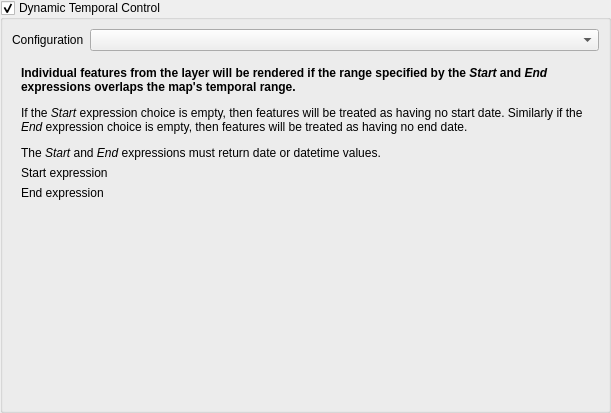
First picture: the form in src/ui/qgsvectorlayertemporalpropertieswidgetbase.ui, repository qgis/QGIS, before the edit.
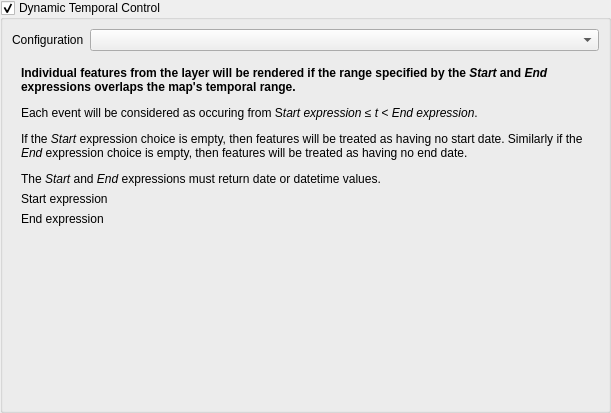
Second picture: the form after the edit. The open tabs and pages were chosen to show the change. Custom widgets are drawn as their Qt base class.

Commit message:
Add explanatory text about how event duration are calculated in vector layer temporal properties modes
Explicitly state that the events are beginning <= t < end, so
that there's absolutely no room for user confusion.

```diff
--- a/src/ui/qgsvectorlayertemporalpropertieswidgetbase.ui
+++ b/src/ui/qgsvectorlayertemporalpropertieswidgetbase.ui
@@ -354,9 +354,7 @@
               <item row="0" column="0" colspan="2">
                <widget class="QLabel" name="label_33">
                 <property name="text">
-                 <string>&lt;p&gt;&lt;b&gt;Individual features from the layer will be rendered if the range specified by the &lt;i&gt;Start&lt;/i&gt; and &lt;i&gt;End&lt;/i&gt; expressions overlaps the map's temporal range.&lt;/b&gt;&lt;/p&gt;
-&lt;p&gt;If the &lt;i&gt;Start&lt;/i&gt; expression choice is empty, then features will be treated as having no start date. Similarly if the &lt;i&gt;End&lt;/i&gt; expression choice is empty, then features will be treated as having no end date.&lt;/p&gt;
-&lt;p&gt;The &lt;i&gt;Start&lt;/i&gt; and &lt;i&gt;End&lt;/i&gt; expressions must return date or datetime values.&lt;/p&gt;</string>
+                 <string>&lt;html&gt;&lt;head/&gt;&lt;body&gt;&lt;p&gt;&lt;span style=&quot; font-weight:600;&quot;&gt;Individual features from the layer will be rendered if the range specified by the &lt;/span&gt;&lt;span style=&quot; font-weight:600; font-style:italic;&quot;&gt;Start&lt;/span&gt;&lt;span style=&quot; font-weight:600;&quot;&gt; and &lt;/span&gt;&lt;span style=&quot; font-weight:600; font-style:italic;&quot;&gt;End&lt;/span&gt;&lt;span style=&quot; font-weight:600;&quot;&gt; expressions overlaps the map's temporal range.&lt;/span&gt;&lt;/p&gt;&lt;p&gt;Each event will be considered as occuring from S&lt;span style=&quot; font-style:italic;&quot;&gt;tart expression ≤ t &amp;lt; End expression&lt;/span&gt;.&lt;/p&gt;&lt;p&gt;If the &lt;span style=&quot; font-style:italic;&quot;&gt;Start&lt;/span&gt; expression choice is empty, then features will be treated as having no start date. Similarly if the &lt;span style=&quot; font-style:italic;&quot;&gt;End&lt;/span&gt; expression choice is empty, then features will be treated as having no end date.&lt;/p&gt;&lt;p&gt;The &lt;span style=&quot; font-style:italic;&quot;&gt;Start&lt;/span&gt; and &lt;span style=&quot; font-style:italic;&quot;&gt;End&lt;/span&gt; expressions must return date or datetime values.&lt;/p&gt;&lt;/body&gt;&lt;/html&gt;</string>
                 </property>
                 <property name="wordWrap">
                  <bool>true</bool>
```
Left out of the diff: 9 changed lines with no effect on the pictures.
